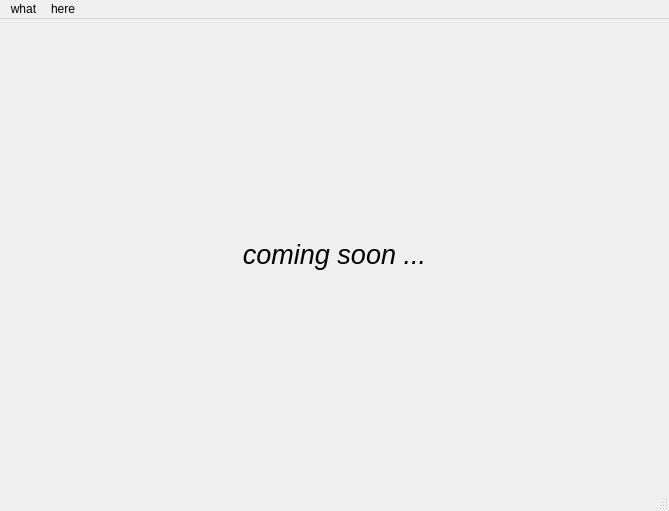
Qt form src/UI/mainwindow.ui (DjangoReinhard/FalconView) before a commit.
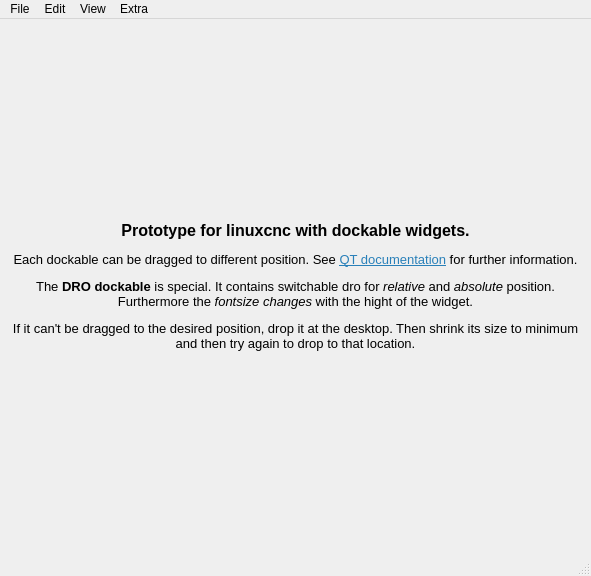
The same form after that commit.

Commit message: solved to switch dro absolute/relative from app main menue

The edit to the form file:
```diff
--- a/src/UI/mainwindow.ui
+++ b/src/UI/mainwindow.ui
@@ -6,8 +6,8 @@
    <rect>
     <x>0</x>
     <y>0</y>
-    <width>669</width>
-    <height>511</height>
+    <width>591</width>
+    <height>576</height>
    </rect>
   </property>
   <property name="windowTitle">
@@ -36,16 +36,28 @@
         </property>
         <property name="font">
          <font>
-          <pointsize>20</pointsize>
-          <italic>true</italic>
+          <pointsize>10</pointsize>
+          <italic>false</italic>
          </font>
         </property>
         <property name="text">
-         <string>coming soon ...</string>
+         <string>&lt;html&gt;&lt;head/&gt;&lt;body&gt;&lt;h3 style=&quot; margin-top:14px; margin-bottom:12px; margin-left:0px; margin-right:0px; -qt-block-indent:0; text-indent:0px;&quot;&gt;&lt;span style=&quot; font-size:large; font-weight:600;&quot;&gt;Prototype for linuxcnc with dockable widgets.&lt;/span&gt;&lt;/h3&gt;&lt;p&gt;Each dockable can be dragged to different position. See &lt;a href=&quot;https://doc.qt.io/qt-5/qdockwidget.html#details&quot;&gt;&lt;span style=&quot; text-decoration: underline; color:#2980b9;&quot;&gt;QT documentation&lt;/span&gt;&lt;/a&gt; for further information.&lt;/p&gt;&lt;p&gt;The &lt;span style=&quot; font-weight:600;&quot;&gt;DRO dockable&lt;/span&gt; is special. It contains switchable dro for &lt;span style=&quot; font-style:italic;&quot;&gt;relative&lt;/span&gt; and &lt;span style=&quot; font-style:italic;&quot;&gt;absolute&lt;/span&gt; position. Furthermore the &lt;span style=&quot; font-style:italic;&quot;&gt;fontsize changes&lt;/span&gt; with the hight of the widget.&lt;/p&gt;&lt;p&gt;If it can't be dragged to the desired position, drop it at the desktop. Then shrink its size to minimum and then try again to drop to that location.&lt;/p&gt;&lt;/body&gt;&lt;/html&gt;</string>
+        </property>
+        <property name="textFormat">
+         <enum>Qt::MarkdownText</enum>
         </property>
         <property name="alignment">
          <set>Qt::AlignCenter</set>
         </property>
+        <property name="wordWrap">
+         <bool>true</bool>
+        </property>
+        <property name="margin">
+         <number>25</number>
+        </property>
+        <property name="textInteractionFlags">
+         <set>Qt::LinksAccessibleByKeyboard|Qt::LinksAccessibleByMouse|Qt::TextBrowserInteraction|Qt::TextSelectableByKeyboard|Qt::TextSelectableByMouse</set>
+        </property>
        </widget>
       </item>
      </layout>
@@ -57,27 +69,43 @@
     <rect>
      <x>0</x>
      <y>0</y>
-     <width>669</width>
+     <width>591</width>
      <height>42</height>
     </rect>
    </property>
-   <widget class="QMenu" name="menumal">
+   <widget class="QMenu" name="menuEdit">
     <property name="title">
-     <string comment="what">what</string>
+     <string>Edit</string>
     </property>
     <addaction name="actionZeit"/>
     <addaction name="actionBild"/>
     <addaction name="actionWand"/>
    </widget>
-   <widget class="QMenu" name="menuhier">
+   <widget class="QMenu" name="menuView">
     <property name="title">
-     <string>here</string>
+     <string>View</string>
     </property>
     <addaction name="actionnicht"/>
     <addaction name="actionoder_doch"/>
    </widget>
-   <addaction name="menumal"/>
-   <addaction name="menuhier"/>
+   <widget class="QMenu" name="menuExtra">
+    <property name="title">
+     <string>Extra</string>
+    </property>
+    <addaction name="actionSettings"/>
+   </widget>
+   <widget class="QMenu" name="menuFile">
+    <property name="title">
+     <string comment="what">File</string>
+    </property>
+    <addaction name="actionOpen"/>
+    <addaction name="separator"/>
+    <addaction name="actionExit"/>
+   </widget>
+   <addaction name="menuFile"/>
+   <addaction name="menuEdit"/>
+   <addaction name="menuView"/>
+   <addaction name="menuExtra"/>
   </widget>
   <widget class="QStatusBar" name="statusbar"/>
   <action name="actionZeit">
```
Left out of the diff: 34 changed lines with no effect on the pictures. The commit also changes 12 other files.
